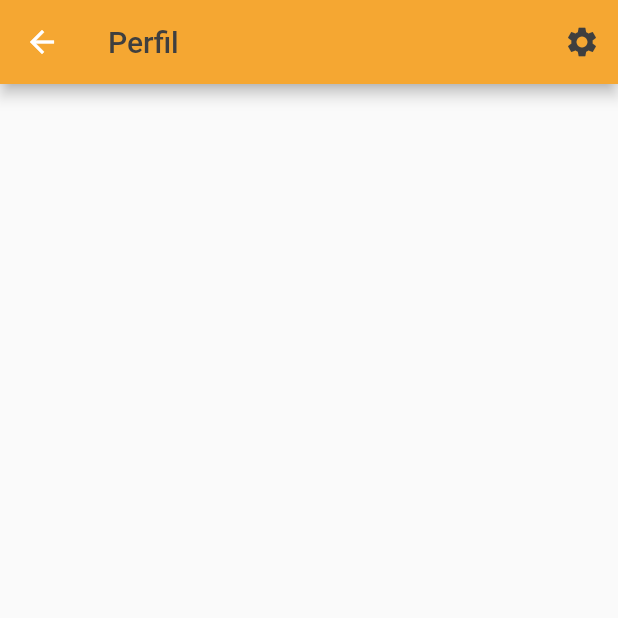
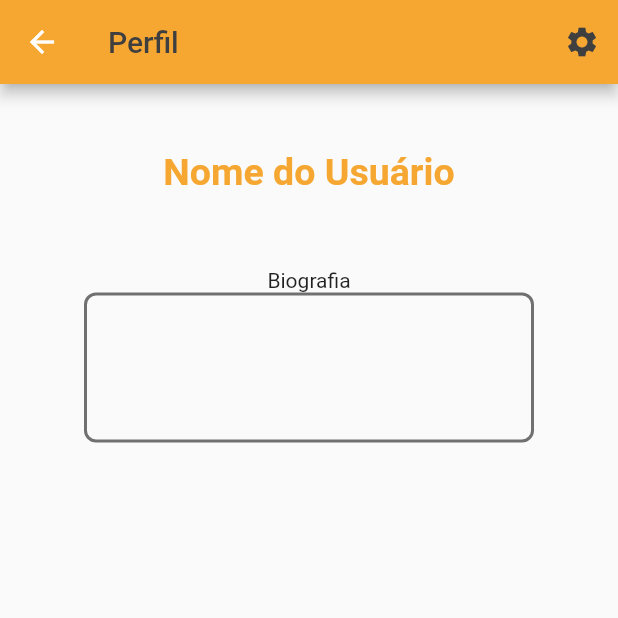
Before and after one commit to GuisCordeiro/find_n_walk, a Flutter app: the PerfilPage screen opened directly, on a phone screen of 412 x 824 dp, the top half of it. Run offline on Flutter 3.47's test engine with Material 2 defaults, Android fonts, the light colour scheme and no system bars; our stand-ins replace anim_search_bar, curved_navigation_bar, flutter_map, geolocator, latlong2; missing offline and left inert: dart:ffi.

Commit message:
Criadas as classes de usuario e lugar. Página de perfil provisória criada, juntamente com o card de edição de bio.

```diff
--- a/findnwalk/lib/components/eventCard.dart
+++ b/findnwalk/lib/components/eventCard.dart
@@ -1,4 +1,4 @@
-import 'package:findnwalk/api/eventClass.dart';
+import 'package:findnwalk/classes/eventClass.dart';
 import 'package:findnwalk/components/colors.dart';
 import 'package:flutter/material.dart';
 import 'package:intl/intl.dart';
--- a/findnwalk/lib/components/eventTile.dart
+++ b/findnwalk/lib/components/eventTile.dart
@@ -1,4 +1,4 @@
-import 'package:findnwalk/api/eventClass.dart';
+import 'package:findnwalk/classes/eventClass.dart';
 import 'package:findnwalk/components/eventCard.dart';
 import 'package:flutter/material.dart';
 import 'package:intl/intl.dart';
--- a/findnwalk/lib/pages/perfilPage.dart
+++ /dev/null
@@ -1,34 +0,0 @@
-import 'package:findnwalk/components/appBar.dart';
-import 'package:findnwalk/pages/settingsPage.dart';
-import 'package:flutter/material.dart';
-
-/*
-  Página de perfil
-*/
-
-class PerfilPage extends StatefulWidget {
-  const PerfilPage({ Key? key }) : super(key: key);
-
-  @override
-  _PerfilPageState createState() => _PerfilPageState();
-}
-
-
-class _PerfilPageState extends State<PerfilPage> {
-  @override
-  Widget build(BuildContext context) {
-    return Scaffold(
-      appBar: PreferredSize(
-        preferredSize: const Size.fromHeight(100),
-        child: FNAppBar('Perfil', Icon(Icons.settings),SettingsPage(),true)
-      ),
-      body: SafeArea(
-        child: ListView(
-            children: [
-
-          ],
-        ),
-      ),
-    );
-  }
-}
--- a/findnwalk/lib/pages/placesPage.dart
+++ b/findnwalk/lib/pages/placesPage.dart
@@ -2,7 +2,7 @@ import 'package:findnwalk/components/colors.dart';
 import 'package:findnwalk/components/myEventsListView.dart';
 import 'package:findnwalk/components/tabAppBar.dart';
 import 'package:findnwalk/components/allEventsListView.dart';
-import 'package:findnwalk/pages/perfilPage.dart';
+import 'package:findnwalk/pages/profilePage.dart';
 import 'package:flutter/material.dart';
 
 /*
@@ -20,6 +20,7 @@ class _PlacesPageState extends State<PlacesPage> {
   @override
   Widget build(BuildContext context) {
     return MaterialApp(
+        debugShowCheckedModeBanner: false,
         theme: ThemeData(primaryColor: AppColors.orange),
         home: DefaultTabController(
           length: 2,
@@ -32,8 +33,7 @@ class _PlacesPageState extends State<PlacesPage> {
                       PerfilPage(),
                       false,
                       'Lugares perto de você',
-                      'Lugares favoritos'
-                  )),
+                      'Lugares favoritos')),
               body: TabBarView(
                 children: <Widget>[
                   allEvents(),
--- /dev/null
+++ b/findnwalk/lib/pages/profilePage.dart
@@ -0,0 +1,64 @@
+import 'package:findnwalk/components/appBar.dart';
+import 'package:findnwalk/components/colors.dart';
+import 'package:findnwalk/components/editBioCard.dart';
+import 'package:findnwalk/pages/settingsPage.dart';
+import 'package:flutter/material.dart';
+
+/*
+  Página de perfil
+*/
+
+class PerfilPage extends StatefulWidget {
+  const PerfilPage({Key? key}) : super(key: key);
+
+  @override
+  _PerfilPageState createState() => _PerfilPageState();
+}
+
+class _PerfilPageState extends State<PerfilPage> {
+  @override
+  Widget build(BuildContext context) {
+    return Scaffold(
+      appBar: PreferredSize(
+          preferredSize: const Size.fromHeight(100),
+          child:
+              FNAppBar('Perfil', Icon(Icons.settings), SettingsPage(), true)),
+      body: SafeArea(
+        child: Row(
+          mainAxisAlignment: MainAxisAlignment.center,
+          children: [
+            Column(
+              children: [
+                Padding(
+                  padding: const EdgeInsets.fromLTRB(0, 0, 0, 50),
+                  child: Text("Nome do Usuário",
+                      style: TextStyle(
+                          color: AppColors.orange,
+                          fontSize: 25,
+                          fontWeight: FontWeight.bold)),
+                ),
+                Text('Biografia'),
+                GestureDetector(
+                  child: Container(
+                    height: 100,
+                    width: 300,
+                    decoration: BoxDecoration(
+                        border: Border.all(color: AppColors.grey, width: 2),
+                        borderRadius: BorderRadius.circular(8)),
+                  ),
+                  onTap: () {
+                    showDialog(
+                        context: context,
+                        builder: (context) {
+                          return editBioCard();
+                        });
+                  },
+                )
+              ],
+            ),
+          ],
+        ),
+      ),
+    );
+  }
+}
```
Also changed, not shown: findnwalk/lib/classes/placeClass.dart (added, +34 -0 lines), findnwalk/lib/classes/userClass.dart (added, +22 -0 lines), findnwalk/lib/components/editBioCard.dart (added, +26 -0 lines), findnwalk/lib/pages/historyPage.dart (+12 -12 lines), findnwalk/lib/pages/index.dart (+2 -5 lines), findnwalk/lib/classes/eventClass.dart (renamed from findnwalk/lib/api/eventClass.dart), 1 other file.
